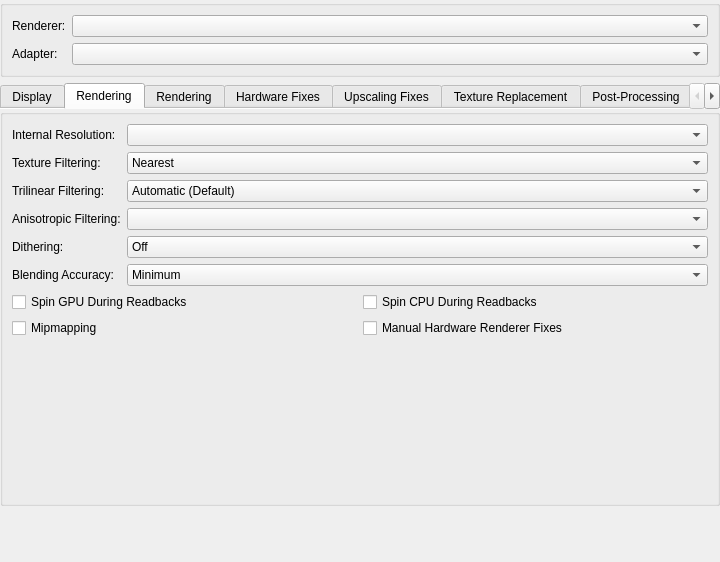
First picture: the form in pcsx2-qt/Settings/GraphicsSettingsWidget.ui, repository PCSX2/pcsx2, before the edit.
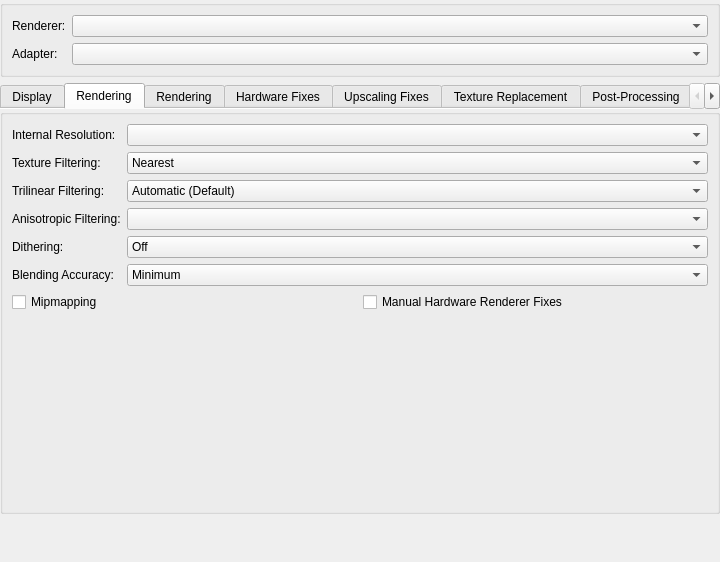
Second picture: the form after the edit. The open tabs and pages were chosen to show the change.

Commit message: Settings: Move spin during readback to advanced

```diff
--- a/pcsx2-qt/Settings/GraphicsSettingsWidget.ui
+++ b/pcsx2-qt/Settings/GraphicsSettingsWidget.ui
@@ -611,34 +611,20 @@
        </item>
        <item row="7" column="0" colspan="2">
         <layout class="QGridLayout" name="hardwareRenderingOptionsLayout">
-         <item row="0" column="0">
-          <widget class="QCheckBox" name="spinGPUDuringReadbacks">
-           <property name="text">
-            <string>Spin GPU During Readbacks</string>
-           </property>
-          </widget>
-         </item>
-         <item row="1" column="0">
-          <widget class="QCheckBox" name="mipmapping">
-           <property name="text">
-            <string>Mipmapping</string>
-           </property>
-          </widget>
-         </item>
          <item row="0" column="1">
-          <widget class="QCheckBox" name="spinCPUDuringReadbacks">
-           <property name="text">
-            <string>Spin CPU During Readbacks</string>
-           </property>
-          </widget>
-         </item>
-         <item row="1" column="1">
           <widget class="QCheckBox" name="enableHWFixes">
            <property name="text">
             <string>Manual Hardware Renderer Fixes</string>
            </property>
           </widget>
          </item>
+         <item row="0" column="0">
+          <widget class="QCheckBox" name="mipmapping">
+           <property name="text">
+            <string>Mipmapping</string>
+           </property>
+          </widget>
+         </item>
         </layout>
        </item>
       </layout>
@@ -2151,6 +2137,27 @@
               </property>
              </widget>
             </item>
+            <item row="2" column="1">
+             <widget class="QCheckBox" name="extendedUpscales">
+              <property name="text">
+               <string>Extended Upscaling Multipliers</string>
+              </property>
+             </widget>
+            </item>
+            <item row="3" column="1">
+             <widget class="QCheckBox" name="spinGPUDuringReadbacks">
+              <property name="text">
+               <string>Spin GPU During Readbacks</string>
+              </property>
+             </widget>
+            </item>
+            <item row="3" column="0">
+             <widget class="QCheckBox" name="spinCPUDuringReadbacks">
+              <property name="text">
+               <string>Spin CPU During Readbacks</string>
+              </property>
+             </widget>
+            </item>
            </layout>
           </item>
           <item row="6" column="0">
```
Left out of the diff: 11 changed lines with no effect on the pictures.
